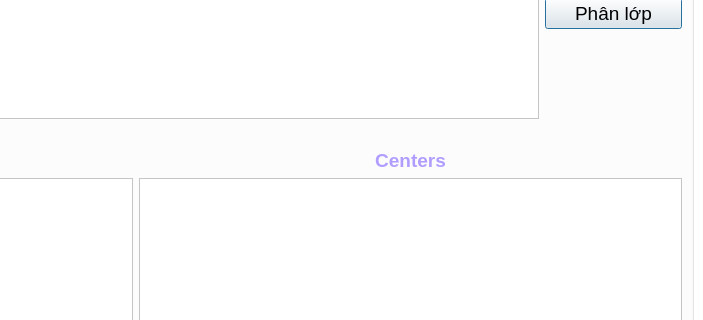
First picture: the form in GUI.ui, repository NghiLamPhuc/KmeansClustering, before the edit; both pictures show x 432 to 1135 and y 253 to 573 of the 1135 by 890 pixel window.
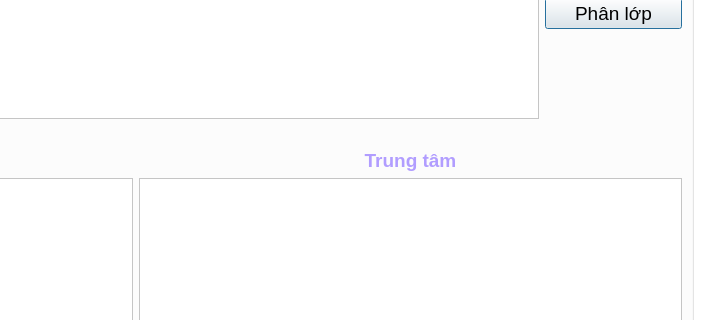
Second picture: the form after the edit.

```diff
--- a/GUI.ui
+++ b/GUI.ui
@@ -724,7 +724,7 @@
               </font>
              </property>
              <property name="text">
-              <string>Centers</string>
+              <string>Trung tâm</string>
              </property>
              <property name="alignment">
               <set>Qt::AlignCenter</set>
```
